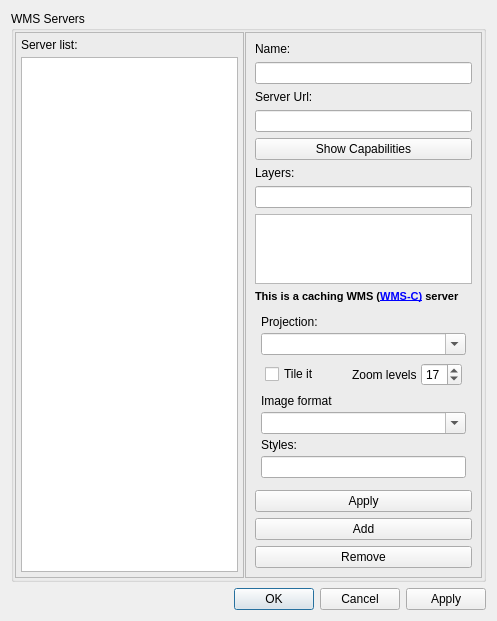
Qt form src/Preferences/WMSPreferencesDialog.ui (openstreetmap/merkaartor) before a commit.
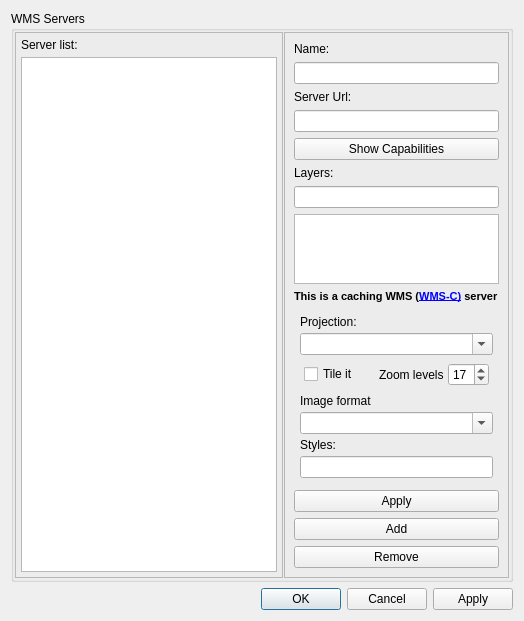
The same form after that commit.

Patch:
```diff
--- a/src/Preferences/WMSPreferencesDialog.ui
+++ b/src/Preferences/WMSPreferencesDialog.ui
@@ -49,7 +49,14 @@
           </widget>
          </item>
          <item>
-          <widget class="QListWidget" name="lvWmsServers"/>
+          <widget class="QListWidget" name="lvWmsServers">
+           <property name="sizePolicy">
+            <sizepolicy hsizetype="Minimum" vsizetype="Expanding">
+             <horstretch>0</horstretch>
+             <verstretch>0</verstretch>
+            </sizepolicy>
+           </property>
+          </widget>
          </item>
         </layout>
        </widget>
```
